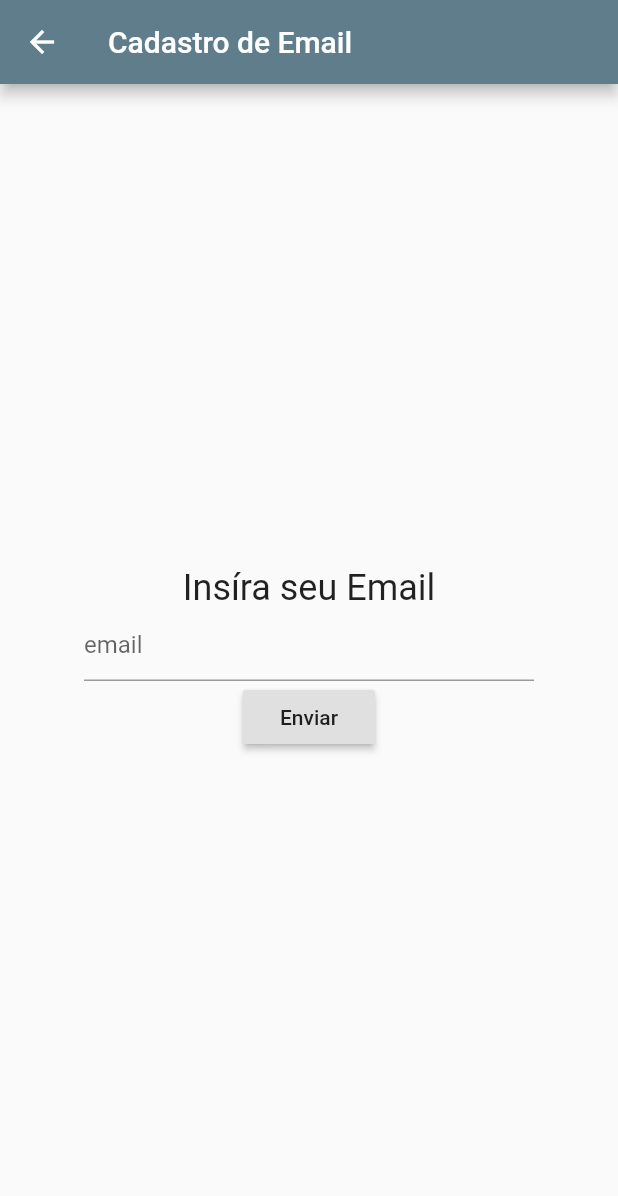
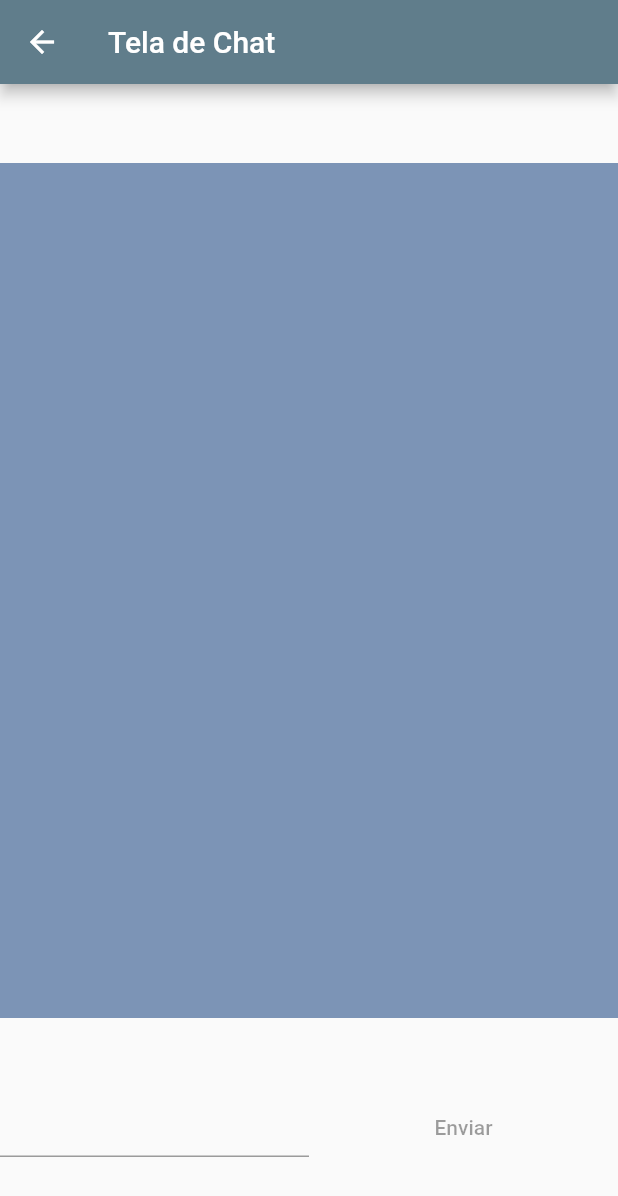
Before and after one commit to caiosousa21/GuiaBixo, a Flutter app: the EmailScreen screen opened directly, after a tap on "Enviar", on a phone screen of 412 x 824 dp. Shown: the top 1196 px of the screen. Run offline on Flutter 3.47's test engine with Material 2 defaults, Android fonts, the phone set to English and light mode, and no system bars.

Commit message:
Criar tela de chat e seus componentes, ainda falta criar objetos que irão preencher a lista

```diff
--- a/lib/main.dart
+++ b/lib/main.dart
@@ -96,7 +96,6 @@ class _MyHomePageState extends State<MyHomePage> {
 }
 
 class PinScreen extends StatelessWidget {
-
   void _navigateToEmailScreen(BuildContext context) {
     Navigator.push(
       context,
@@ -128,22 +127,18 @@ class PinScreen extends StatelessWidget {
           onPressed: () {
             _navigateToEmailScreen(context);
           },
-          child: Text(
-            'Enviar'
-          ),
+          child: Text('Enviar'),
         ),
       ])),
     );
   }
 }
 
-
 class EmailScreen extends StatelessWidget {
-
-  void _navigateToPinScreen(BuildContext context) {
+  void _navigateToChatScreen(BuildContext context) {
     Navigator.push(
       context,
-      MaterialPageRoute(builder: (context) => EmailScreen()),
+      MaterialPageRoute(builder: (context) => ChatScreen()),
     );
   }
 
@@ -169,13 +164,62 @@ class EmailScreen extends StatelessWidget {
         ),
         RaisedButton(
           onPressed: () {
-                _navigateToPinScreen(context);
+            _navigateToChatScreen(context);
           },
-              child: Text(
-                  'Enviar'
-              ),
+          child: Text('Enviar'),
         ),
       ])),
     );
   }
 }
+
+class ChatScreen extends StatelessWidget {
+  void _navigateToPinScreen(BuildContext context) {
+    Navigator.push(
+      context,
+      MaterialPageRoute(builder: (context) => EmailScreen()),
+    );
+  }
+
+  @override
+  Widget build(BuildContext context) {
+    return Scaffold(
+      appBar: AppBar(
+        // Here we take the value from the MyHomePage object that was created by
+        // the App.build method, and use it to set our appbar title.
+        title: Text('Tela de Chat'),
+      ),
+      body: Center(
+          child: Column(
+              mainAxisAlignment: MainAxisAlignment.spaceEvenly,
+              children:[
+            Container(
+              height: 570,
+                decoration: BoxDecoration(
+                  color: const Color(0xff7c94b6)
+                ),
+              child:
+                ListView()
+              ),
+            Container(
+              height: 40,
+              child: Row(
+                  crossAxisAlignment: CrossAxisAlignment.end,
+                  children: <Widget>[
+                    Expanded(
+                      child: TextField(),
+                    ),
+                    Expanded(
+                        child: FlatButton(
+                          color: Colors.blue,
+                          splashColor: Colors.blueAccent,
+                          child: Text(
+                            "Enviar",
+                          ),
+                    ))
+                  ]),
+            ),
+          ])),
+    );
+  }
+}
```
Lines whose indentation alone changed are shown as unchanged.
